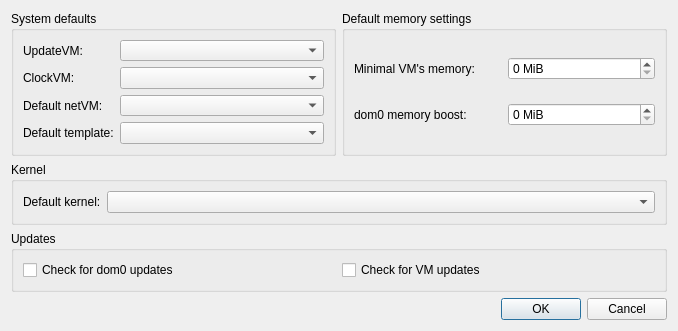
Before: the Qt Designer form ui/globalsettingsdlg.ui in QubesOS/qubes-manager, drawn with Qt 5.
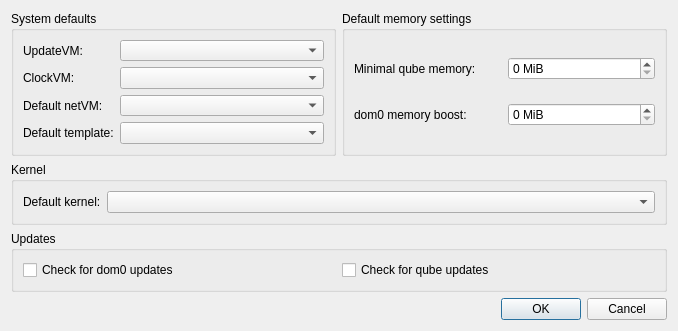
After: the same form once the commit is applied.

Commit message:
Renamed 'VM' to 'qube' everywhere in manager
At least I hope it's everywhere.
Note: AppVM and NetVM nomenclature have been kept as before.

What changed in the file:
```diff
--- a/ui/globalsettingsdlg.ui
+++ b/ui/globalsettingsdlg.ui
@@ -115,7 +115,7 @@
          <bool>true</bool>
         </property>
         <property name="text">
-         <string>Minimal VM's memory:</string>
+         <string>Minimal qube memory:</string>
         </property>
        </widget>
       </item>
@@ -211,7 +211,7 @@
          <string>Unknown current state</string>
         </property>
         <property name="text">
-         <string>Check for VM updates</string>
+         <string>Check for qube updates</string>
         </property>
        </widget>
       </item>
```
The commit also changes 9 other files.
